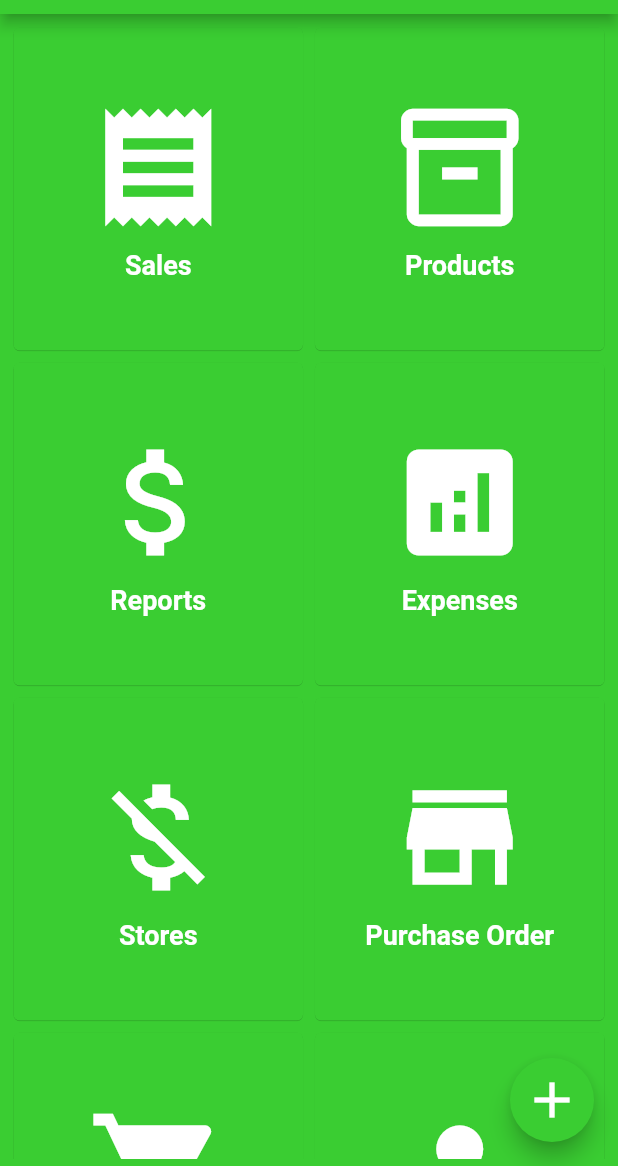
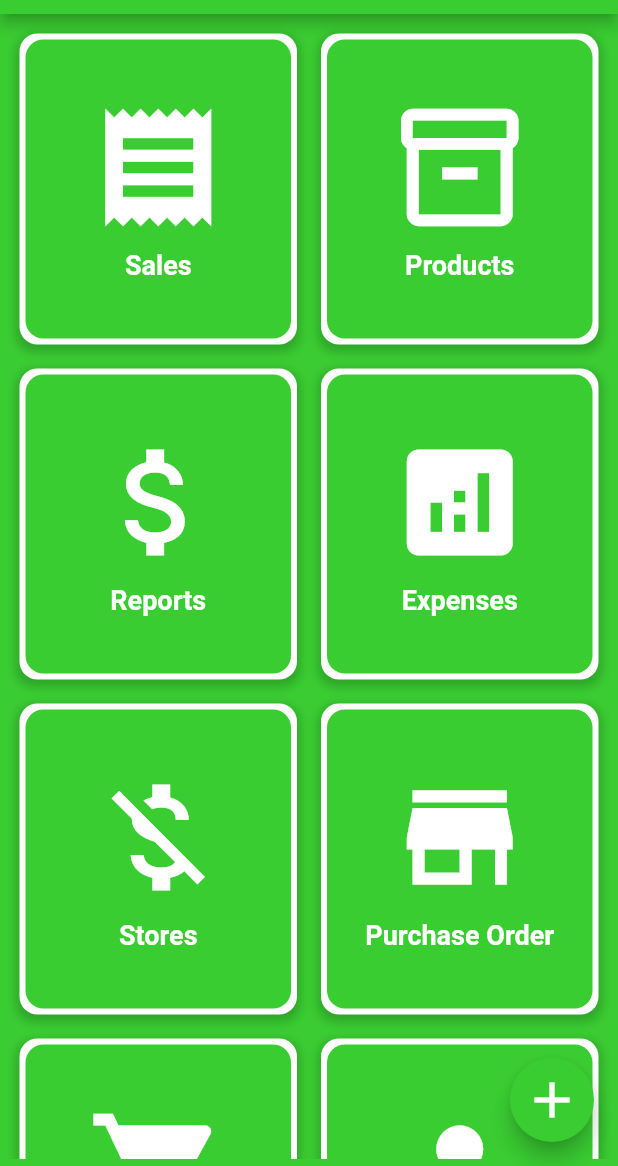
Before and after one commit to BrianKawinzi/medfast_go, a Flutter app: the HomePage screen opened by its route, on a phone screen of 412 x 824 dp, the part 70-1236 px from its top. Run offline on Flutter 3.47's test engine with Material 2 defaults, Android fonts, the phone set to English and light mode, and no system bars.

Commit message:
home page tiles updated

```diff
--- a/lib/pages/home_page.dart
+++ b/lib/pages/home_page.dart
@@ -183,8 +183,24 @@ class _HomePageState extends State<HomePage> {
       onTap: () {
         navigateToDetailScreen(context, name);
       },
+      child: Container(
+        margin: const EdgeInsets.all(8),
+        decoration: BoxDecoration(
+          color: Colors.white,
+          borderRadius: BorderRadius.circular(12),
+          boxShadow: [
+            BoxShadow(
+              color: Colors.black.withOpacity(0.2),
+              spreadRadius: 2,
+              blurRadius: 5,
+              offset: Offset(0, 3),
+            ),
+          ],
+        ),
+
       child: Card(
-        elevation: 0.2,
+        elevation: 0,
+        shape: RoundedRectangleBorder(borderRadius: BorderRadius.circular(12)),
         color: const Color.fromRGBO(58, 205, 50, 1),
         child: Column(
           mainAxisAlignment: MainAxisAlignment.center,
@@ -207,6 +223,7 @@ class _HomePageState extends State<HomePage> {
           ],
         ),
       ),
-    );
+    ),
+  );
   }
 }
```
